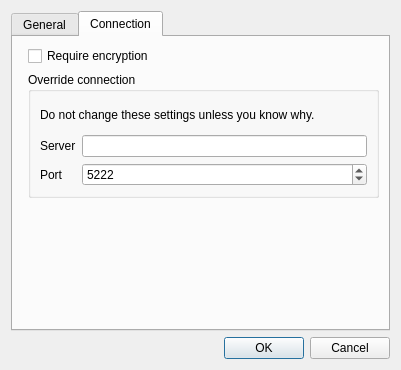
Above: data/dlg_account_editor.ui from jabbercat/jabbercat before the change. Below: the same form after it.
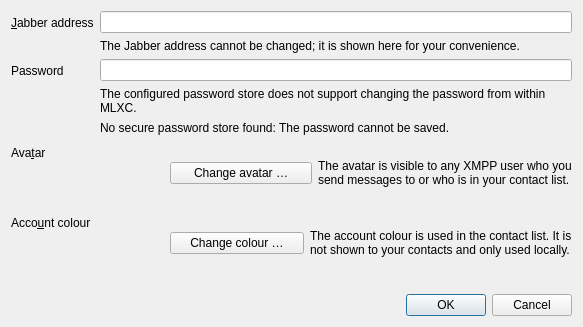
That is the form after the change. The open tabs and pages were chosen to show the change.

Commit message: We can add accounts (but they’re not stored yet)

Diff of the .ui file:
```diff
--- a/data/dlg_account_editor.ui
+++ b/data/dlg_account_editor.ui
@@ -9,107 +9,76 @@
    <rect>
     <x>0</x>
     <y>0</y>
-    <width>401</width>
-    <height>370</height>
+    <width>583</width>
+    <height>327</height>
    </rect>
   </property>
   <property name="windowTitle">
    <string>Edit account</string>
   </property>
-  <layout class="QVBoxLayout" name="verticalLayout">
+  <layout class="QVBoxLayout" name="verticalLayout_3">
    <item>
-    <widget class="QTabWidget" name="tabs">
-     <property name="currentIndex">
-      <number>0</number>
-     </property>
-     <widget class="QWidget" name="tab_general">
-      <attribute name="title">
-       <string>General</string>
-      </attribute>
-      <layout class="QFormLayout" name="formLayout">
-       <property name="fieldGrowthPolicy">
-        <enum>QFormLayout::AllNonFixedFieldsGrow</enum>
+    <layout class="QFormLayout" name="formLayout">
+     <item row="0" column="0">
+      <widget class="QLabel" name="label">
+       <property name="text">
+        <string>&amp;Jabber address</string>
        </property>
-       <item row="0" column="0">
-        <widget class="QLabel" name="label_6">
-         <property name="text">
-          <string>JID</string>
-         </property>
-         <property name="buddy">
-          <cstring>acc_jid</cstring>
-         </property>
-        </widget>
-       </item>
-       <item row="0" column="1">
-        <widget class="QLineEdit" name="acc_jid">
-         <property name="accessibleDescription">
-          <string>Jabber ID of current account</string>
-         </property>
+       <property name="buddy">
+        <cstring>jid_input</cstring>
+       </property>
+      </widget>
+     </item>
+     <item row="0" column="1">
+      <layout class="QVBoxLayout" name="verticalLayout">
+       <item>
+        <widget class="QLineEdit" name="jid_input">
          <property name="readOnly">
           <bool>true</bool>
          </property>
         </widget>
        </item>
-       <item row="1" column="0">
-        <widget class="QLabel" name="label_5">
-         <property name="text">
-          <string>Resource</string>
-         </property>
-         <property name="buddy">
-          <cstring>acc_resource</cstring>
-         </property>
-        </widget>
-       </item>
-       <item row="1" column="1">
-        <widget class="QLineEdit" name="acc_resource">
-         <property name="toolTip">
-          <string>&lt;html&gt;&lt;head/&gt;&lt;body&gt;&lt;p&gt;The resource identifies this machine. If you leave this blank, a resource will be assigned automatically by the server.&lt;/p&gt;&lt;/body&gt;&lt;/html&gt;</string>
-         </property>
-         <property name="whatsThis">
-          <string>&lt;html&gt;&lt;head/&gt;&lt;body&gt;&lt;p&gt;The resource identifies this machine. You can be logged in using the same XMPP account with multiple clients at the same time. Each client needs a unique resource name.&lt;/p&gt;&lt;p&gt;If you leave this blank, a resource will be assigned automatically by the server.&lt;/p&gt;&lt;/body&gt;&lt;/html&gt;</string>
-         </property>
-         <property name="accessibleDescription">
-          <string>XMPP resource for the current account.</string>
-         </property>
-        </widget>
-       </item>
-       <item row="2" column="1">
-        <widget class="QCheckBox" name="acc_save_password">
-         <property name="text">
-          <string>Save password</string>
-         </property>
-         <property name="checked">
-          <bool>true</bool>
-         </property>
-         <property name="tristate">
-          <bool>false</bool>
-         </property>
-        </widget>
-       </item>
-       <item row="3" column="0">
+       <item>
         <widget class="QLabel" name="label_2">
          <property name="text">
-          <string>Password</string>
+          <string>The Jabber address cannot be changed; it is shown here for your convenience.</string>
          </property>
-         <property name="buddy">
-          <cstring>acc_password</cstring>
+         <property name="wordWrap">
+          <bool>true</bool>
          </property>
         </widget>
        </item>
-       <item row="3" column="1">
-        <widget class="QLineEdit" name="acc_password">
-         <property name="accessibleDescription">
-          <string>Password for the current account.</string>
+      </layout>
+     </item>
+     <item row="1" column="0">
+      <widget class="QLabel" name="password_label">
+       <property name="text">
+        <string>Password</string>
+       </property>
+       <property name="buddy">
+        <cstring>password_input</cstring>
+       </property>
+      </widget>
+     </item>
+     <item row="1" column="1">
+      <layout class="QVBoxLayout" name="verticalLayout_2">
+       <item>
+        <widget class="QLineEdit" name="password_input"/>
+       </item>
+       <item>
+        <widget class="QLabel" name="custom_store_label">
+         <property name="text">
+          <string>The configured password store does not support changing the password from within MLXC.</string>
          </property>
-         <property name="echoMode">
-          <enum>QLineEdit::Password</enum>
+         <property name="wordWrap">
+          <bool>true</bool>
          </property>
         </widget>
        </item>
-       <item row="4" column="1">
-        <widget class="QLabel" name="acc_password_warning">
+       <item>
+        <widget class="QLabel" name="no_secure_store_message">
          <property name="text">
-          <string>Storing passwords is disabled, as no secure storage was detected.</string>
+          <string>No secure password store found: The password cannot be saved.</string>
          </property>
          <property name="wordWrap">
           <bool>true</bool>
@@ -117,88 +86,120 @@
         </widget>
        </item>
       </layout>
-     </widget>
-     <widget class="QWidget" name="tab_connection">
-      <attribute name="title">
-       <string>Connection</string>
-      </attribute>
-      <layout class="QFormLayout" name="formLayout_2">
-       <property name="fieldGrowthPolicy">
-        <enum>QFormLayout::AllNonFixedFieldsGrow</enum>
+     </item>
+     <item row="2" column="0">
+      <widget class="QLabel" name="label_3">
+       <property name="text">
+        <string>Ava&amp;tar</string>
        </property>
-       <item row="0" column="1">
-        <widget class="QCheckBox" name="acc_require_encryption">
+       <property name="buddy">
+        <cstring>avatar_change</cstring>
+       </property>
+      </widget>
+     </item>
+     <item row="2" column="1">
+      <layout class="QHBoxLayout" name="horizontalLayout">
+       <item>
+        <widget class="QWidget" name="avatar_widget" native="true">
+         <property name="minimumSize">
+          <size>
+           <width>64</width>
+           <height>64</height>
+          </size>
+         </property>
+         <property name="maximumSize">
+          <size>
+           <width>64</width>
+           <height>64</height>
+          </size>
+         </property>
+         <property name="sizeIncrement">
+          <size>
+           <width>0</width>
+           <height>0</height>
+          </size>
+         </property>
+         <property name="baseSize">
+          <size>
+           <width>64</width>
+           <height>64</height>
+          </size>
+         </property>
+        </widget>
+       </item>
+       <item>
+        <widget class="QPushButton" name="avatar_change">
          <property name="text">
-          <string>Require encryption</string>
+          <string>Change avatar …</string>
          </property>
         </widget>
        </item>
-       <item row="1" column="1">
-        <widget class="QGroupBox" name="groupBox">
-         <property name="title">
-          <string>Override connection</string>
+       <item>
+        <widget class="QLabel" name="label_6">
+         <property name="text">
+          <string>The avatar is visible to any XMPP user who you send messages to or who is in your contact list.</string>
          </property>
-         <layout class="QVBoxLayout" name="verticalLayout_4">
-          <item>
-           <widget class="QLabel" name="label_4">
-            <property name="text">
-             <string>Do not change these settings unless you know why.</string>
-            </property>
-            <property name="wordWrap">
-             <bool>true</bool>
-            </property>
-           </widget>
-          </item>
-          <item>
-           <layout class="QFormLayout" name="formLayout_3">
-            <item row="0" column="0">
-             <widget class="QLabel" name="label">
-              <property name="text">
-               <string>Server</string>
-              </property>
-              <property name="buddy">
-               <cstring>acc_override_host</cstring>
-              </property>
-             </widget>
-            </item>
-            <item row="0" column="1">
-             <widget class="QLineEdit" name="acc_override_host">
-              <property name="toolTip">
-               <string/>
-              </property>
-             </widget>
-            </item>
-            <item row="1" column="1">
-             <widget class="QSpinBox" name="acc_override_port">
-              <property name="minimum">
-               <number>1</number>
-              </property>
-              <property name="maximum">
-               <number>65535</number>
-              </property>
-              <property name="value">
-               <number>5222</number>
-              </property>
-             </widget>
-            </item>
-            <item row="1" column="0">
-             <widget class="QLabel" name="label_3">
-              <property name="text">
-               <string>Port</string>
-              </property>
-              <property name="buddy">
-               <cstring>acc_override_port</cstring>
-              </property>
-             </widget>
-            </item>
-           </layout>
-          </item>
-         </layout>
+         <property name="wordWrap">
+          <bool>true</bool>
+         </property>
         </widget>
        </item>
       </layout>
-     </widget>
-    </widget>
+     </item>
+     <item row="3" column="0">
+      <widget class="QLabel" name="label_4">
+       <property name="text">
+        <string>Acco&amp;unt colour</string>
+       </property>
+       <property name="buddy">
+        <cstring>colour_select</cstring>
+       </property>
+      </widget>
+     </item>
+     <item row="3" column="1">
+      <layout class="QHBoxLayout" name="horizontalLayout_2">
+       <item>
+        <widget class="QWidget" name="colour_widget" native="true">
+         <property name="minimumSize">
+          <size>
+           <width>64</width>
+           <height>64</height>
+          </size>
+         </property>
+         <property name="maximumSize">
+          <size>
+           <width>64</width>
+           <height>64</height>
+          </size>
+         </property>
+         <property name="baseSize">
+          <size>
+           <width>64</width>
+           <height>64</height>
+          </size>
+         </property>
+        </widget>
+       </item>
+       <item>
+        <widget class="QPushButton" name="colour_select">
+         <property name="text">
+          <string>Change colour …</string>
+         </property>
+        </widget>
+       </item>
+       <item>
+        <widget class="QLabel" name="label_5">
+         <property name="text">
+          <string>The account colour is used in the contact list. It is not shown to your contacts and only used locally.</string>
+         </property>
+         <property name="wordWrap">
+          <bool>true</bool>
+         </property>
+        </widget>
+       </item>
+      </layout>
+     </item>
+    </layout>
    </item>
    <item>
     <widget class="QDialogButtonBox" name="buttonBox">
```
Left out of the diff: 21 changed lines with no effect on the pictures. The commit also changes 20 other files.
